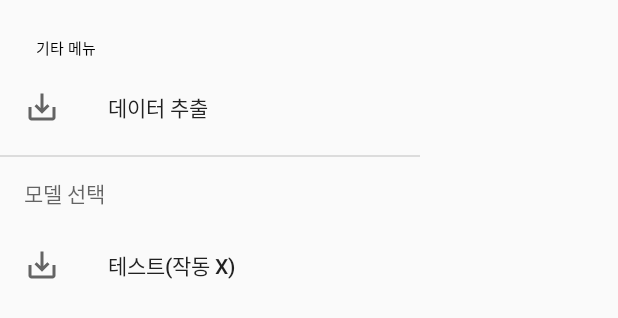
After one commit to eanby00/TODOLIST_TensorFlow, an Android app: the layout nav.xml on its own in the app's theme, with its tools: preview values and no code run, on a phone screen of 412 x 824 dp. The commit adds this screen. Shown: the top 318 px of the screen. Run offline under Robolectric (Android 15) with nearby library versions, the phone set to English and light mode, and no system bars.

Commit message:
0804 fail navigation view

```diff
--- /dev/null
+++ b/app/src/main/res/drawable/ic_baseline_save_alt_24.xml
@@ -0,0 +1,10 @@
+<vector xmlns:android="http://schemas.android.com/apk/res/android"
+    android:width="24dp"
+    android:height="24dp"
+    android:viewportWidth="24"
+    android:viewportHeight="24"
+    android:tint="?attr/colorControlNormal">
+  <path
+      android:fillColor="@android:color/white"
+      android:pathData="M19,12v7L5,19v-7L3,12v7c0,1.1 0.9,2 2,2h14c1.1,0 2,-0.9 2,-2v-7h-2zM13,12.67l2.59,-2.58L17,11.5l-5,5 -5,-5 1.41,-1.41L11,12.67L11,3h2z"/>
+</vector>
--- /dev/null
+++ b/app/src/main/res/layout/nav.xml
@@ -0,0 +1,16 @@
+<?xml version="1.0" encoding="utf-8"?>
+<LinearLayout xmlns:android="http://schemas.android.com/apk/res/android"
+    android:layout_width="match_parent"
+    android:layout_height="match_parent"
+    xmlns:app="http://schemas.android.com/apk/res-auto"
+    android:id="@+id/drawer"
+    android:orientation="vertical">
+
+    <com.google.android.material.navigation.NavigationView
+        android:id="@+id/nav"
+        android:layout_width="wrap_content"
+        android:layout_height="match_parent"
+        app:menu="@menu/nav_menu"
+        app:headerLayout="@layout/nav_header"/>
+
+</LinearLayout>
--- /dev/null
+++ b/app/src/main/res/layout/nav_header.xml
@@ -0,0 +1,16 @@
+<?xml version="1.0" encoding="utf-8"?>
+<LinearLayout xmlns:android="http://schemas.android.com/apk/res/android"
+    android:layout_width="wrap_content"
+    android:layout_height="wrap_content"
+    android:orientation="vertical">
+
+    <TextView
+        android:id="@+id/textView"
+        android:layout_width="wrap_content"
+        android:layout_height="wrap_content"
+        android:layout_marginTop="24dp"
+        android:layout_marginLeft="24dp"
+        android:layout_marginRight="24dp"
+        android:textAppearance="?attr/textAppearanceHeadline6"
+        android:text="기타 메뉴"/>
+</LinearLayout>
--- a/app/src/main/res/layout/todo_date.xml
+++ b/app/src/main/res/layout/todo_date.xml
@@ -7,6 +7,7 @@
     android:orientation="vertical"
     android:layout_margin="5dp"
     tools:context=".frame.ToDoDate">
+
 
     <androidx.recyclerview.widget.RecyclerView
         android:id="@+id/item_recycler"
--- /dev/null
+++ b/app/src/main/res/menu/nav_menu.xml
@@ -0,0 +1,27 @@
+<?xml version="1.0" encoding="utf-8"?>
+<menu xmlns:android="http://schemas.android.com/apk/res/android">
+
+    <group>
+        <item
+            android:id="@+id/extractData"
+            android:title="데이터 추출"
+            android:icon="@drawable/ic_baseline_save_alt_24"/>
+
+    </group>
+
+    <group>
+        <item
+            android:id="@+id/selectModel"
+            android:title="모델 선택">
+            <menu>
+                <item
+                    android:id="@+id/test"
+                    android:title="테스트(작동 X)"
+                    android:icon="@drawable/ic_baseline_save_alt_24"/>
+            </menu>
+        </item>
+    </group>
+
+
+
+</menu>
--- a/app/src/main/res/values/strings.xml
+++ b/app/src/main/res/values/strings.xml
@@ -1,3 +1,5 @@
 <resources>
     <string name="app_name">TODOList</string>
+    <string name="navigation_drawer_open">open</string>
+    <string name="navigation_drawer_close">close</string>
 </resources>
```
Also changed, not shown: app/src/main/java/com/todo/todolist/MainActivity.java (+53 -1 lines), app/src/main/res/drawable/ic_baseline_check_24.xml (added, +10 -0 lines), app/src/main/res/layout/activity_main.xml (+12 -5 lines), app/src/main/res/menu/main_menu.xml (+0 -8 lines), 1 other file.
